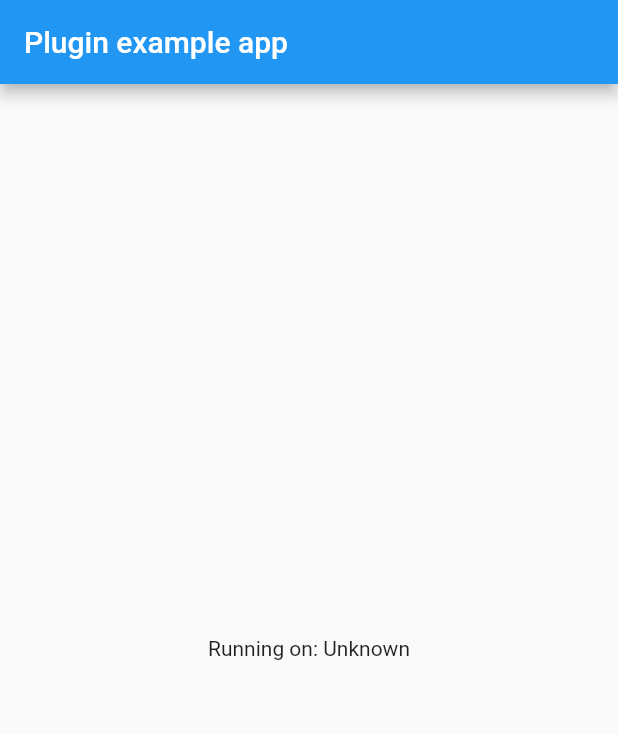
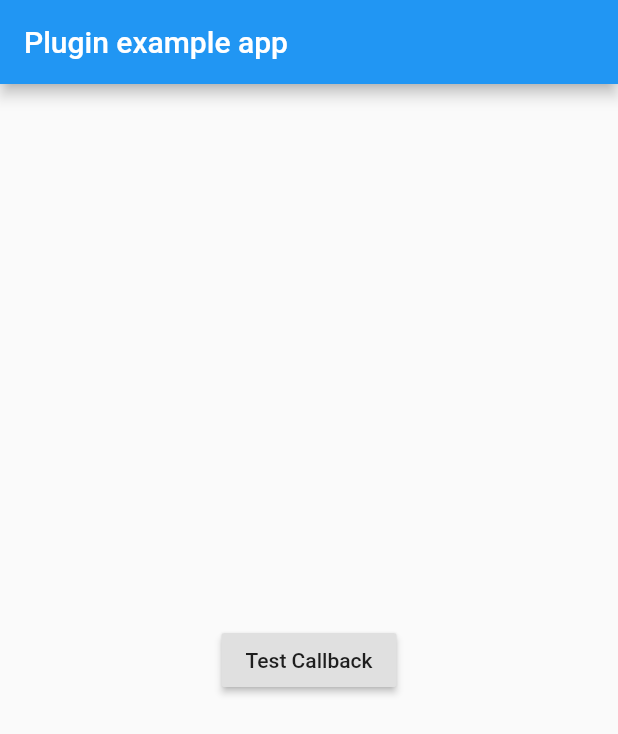
Before and after one commit to xinthink/flt_worker, a Flutter app: the screen it shows after launch, on a phone screen of 412 x 824 dp. Shown: the top 734 px of the screen. Run offline on Flutter 3.47's test engine with Material 2 defaults, Android fonts, the phone set to English and light mode, and no system bars.

Commit message:
basic callback function works on iOS

```diff
--- a/example/lib/main.dart
+++ b/example/lib/main.dart
@@ -1,56 +1,36 @@
 import 'package:flutter/material.dart';
-import 'dart:async';
 
-import 'package:flutter/services.dart';
 import 'package:flt_worker/flt_worker.dart';
 
-void main() => runApp(MyApp());
-
-class MyApp extends StatefulWidget {
-  @override
-  _MyAppState createState() => _MyAppState();
+void main() {
+  runApp(MyApp());
+  FltWorker.initialize();
 }
 
-class _MyAppState extends State<MyApp> {
-  String _platformVersion = 'Unknown';
-
+class MyApp extends StatelessWidget {
   @override
-  void initState() {
-    super.initState();
-    initPlatformState();
-  }
-
-  // Platform messages are asynchronous, so we initialize in an async method.
-  Future<void> initPlatformState() async {
-    String platformVersion;
-    // Platform messages may fail, so we use a try/catch PlatformException.
-    try {
-      platformVersion = await FltWorker.platformVersion;
-    } on PlatformException {
-      platformVersion = 'Failed to get platform version.';
-    }
-
-    // If the widget was removed from the tree while the asynchronous platform
-    // message was in flight, we want to discard the reply rather than calling
-    // setState to update our non-existent appearance.
-    if (!mounted) return;
-
-    setState(() {
-      _platformVersion = platformVersion;
-    });
-  }
-
-  @override
-  Widget build(BuildContext context) {
-    return MaterialApp(
+  Widget build(BuildContext context) => MaterialApp(
       home: Scaffold(
         appBar: AppBar(
           title: const Text('Plugin example app'),
         ),
         body: Center(
-          child: Text('Running on: $_platformVersion\n'),
+          child: RaisedButton(
+            child: const Text('Test Callback'),
+            onPressed: () {
+              FltWorker.test(cb);
+            },
+          ),
         ),
       ),
     );
-  }
 }
+
+void cb() {
+  debugPrint('--- callback invoked');
+  FltWorker.test(cb1); // register another callback inside the background isolate
+}
+
+void cb1() {
+  debugPrint('--- callback 01 invoked');
+}
--- a/example/pubspec.yaml
+++ b/example/pubspec.yaml
@@ -4,7 +4,7 @@ publish_to: 'none'
 version: 1.0.0+1
 
 environment:
-  sdk: ">=2.1.0 <3.0.0"
+  sdk: ">=2.3.0 <3.0.0"
 
 dependencies:
   flutter:
--- a/lib/flt_worker.dart
+++ b/lib/flt_worker.dart
@@ -1,13 +1,63 @@
 import 'dart:async';
+import 'dart:ui';
 
 import 'package:flutter/services.dart';
+import 'package:flutter/widgets.dart';
 
+const _PKG_NAME = 'dev.thinkng.flt_worker';
+const _METHOD_PREFIX = 'FltWorkerPlugin';
+
+/// Background worker scheduler plugin.
 class FltWorker {
-  static const MethodChannel _channel =
-      const MethodChannel('dev.thinkng.flt_worker');
+  FltWorker._();
 
-  static Future<String> get platformVersion async {
-    final String version = await _channel.invokeMethod('getPlatformVersion');
-    return version;
+  static const _channel = const MethodChannel(_PKG_NAME);
+
+  /// Initialize the worker plugin, which will start a callback ioslate.
+  static Future<void> initialize() => _channel.invokeMethod(
+    '$_METHOD_PREFIX#initialize',
+    [_ensureRawHandle(_callbackDispatcher)]);
+
+  /// Provides a immdiate callback to test the callback isolate.
+  static Future<void> test(void Function() callback) =>
+    _channel.invokeMethod('$_METHOD_PREFIX#test', [_ensureRawHandle(callback)]);
+
+  static int _ensureRawHandle(void Function() callback) {
+    final handle = PluginUtilities.getCallbackHandle(callback)?.toRawHandle();
+    if (handle == null) {
+      throw Exception('CallbackHandle not found for the specified function. Make sure to use a top level function');
+    }
+    return handle;
   }
 }
+
+/// Callback dispatcher, which is the entry of the isolate running background workers.
+void _callbackDispatcher() {
+  WidgetsFlutterBinding.ensureInitialized();
+  final channel = MethodChannel('$_PKG_NAME/callback');
+  channel.setMethodCallHandler(_executeBackgroundTask);
+}
+
+/// Run the specified function in the background isoloate.
+Future<dynamic> _executeBackgroundTask(MethodCall call) {
+  final args = call.arguments;
+  try {
+    Function callback;
+    if (args.isNotEmpty) {
+      final handle = CallbackHandle.fromRawHandle(args[0]);
+      if (handle != null) {
+        callback = PluginUtilities.getCallbackFromHandle(handle);
+      }
+    }
+
+    if (callback != null) {
+      callback();
+    } else {
+      debugPrint('Callback not found for method=${call.method} args=$args');
+    }
+  } catch (e, s) {
+    debugPrint('Callback invocation failure: $e, $s');
+  }
+
+  return Future.value();
+}
--- a/pubspec.yaml
+++ b/pubspec.yaml
@@ -5,7 +5,7 @@ author:
 homepage:
 
 environment:
-  sdk: ">=2.1.0 <3.0.0"
+  sdk: ">=2.3.0 <3.0.0"
 
 dependencies:
   flutter:
```
Also changed, not shown: 4 other files.
